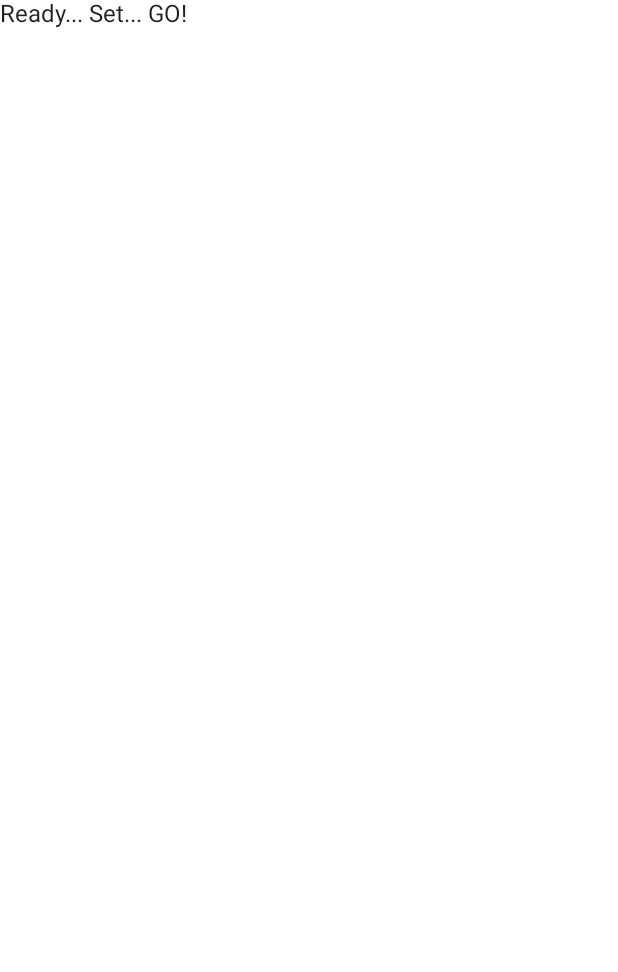
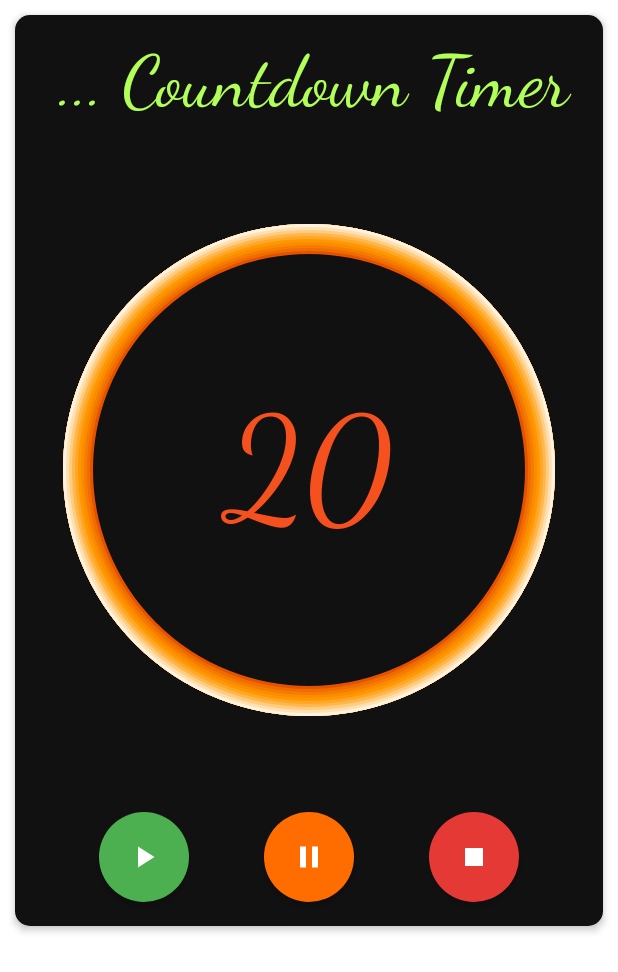
Before and after one commit to itzcomplicated/AndroidDevChallenge--2, an Android app built with Jetpack Compose: the screen it shows after launch (MainActivity), on a phone screen of 412 x 824 dp. Before the commit the part shown is almost empty. Shown: the top 972 px of the screen. Run offline under Robolectric (Android 15) with nearby library versions, the phone set to English and light mode, and no system bars.

Commit message:
Challenge complete

```diff
--- /dev/null
+++ b/app/src/main/java/com/example/androiddevchallenge/CoutdownTimer.kt
@@ -0,0 +1,292 @@
+/*
+ * Copyright 2021 The Android Open Source Project
+ *
+ * Licensed under the Apache License, Version 2.0 (the "License");
+ * you may not use this file except in compliance with the License.
+ * You may obtain a copy of the License at
+ *
+ *     https://www.apache.org/licenses/LICENSE-2.0
+ *
+ * Unless required by applicable law or agreed to in writing, software
+ * distributed under the License is distributed on an "AS IS" BASIS,
+ * WITHOUT WARRANTIES OR CONDITIONS OF ANY KIND, either express or implied.
+ * See the License for the specific language governing permissions and
+ * limitations under the License.
+ */
+package com.example.androiddevchallenge
+
+import androidx.compose.animation.core.LinearEasing
+import androidx.compose.animation.core.animateFloatAsState
+import androidx.compose.animation.core.tween
+import androidx.compose.foundation.Image
+import androidx.compose.foundation.clickable
+import androidx.compose.foundation.layout.Arrangement
+import androidx.compose.foundation.layout.Box
+import androidx.compose.foundation.layout.Column
+import androidx.compose.foundation.layout.Row
+import androidx.compose.foundation.layout.Spacer
+import androidx.compose.foundation.layout.aspectRatio
+import androidx.compose.foundation.layout.fillMaxSize
+import androidx.compose.foundation.layout.fillMaxWidth
+import androidx.compose.foundation.layout.height
+import androidx.compose.foundation.layout.padding
+import androidx.compose.foundation.layout.width
+import androidx.compose.foundation.shape.CircleShape
+import androidx.compose.foundation.shape.RoundedCornerShape
+import androidx.compose.material.Card
+import androidx.compose.material.CircularProgressIndicator
+import androidx.compose.material.MaterialTheme
+import androidx.compose.material.Text
+import androidx.compose.runtime.Composable
+import androidx.compose.runtime.LaunchedEffect
+import androidx.compose.runtime.getValue
+import androidx.compose.runtime.mutableStateOf
+import androidx.compose.runtime.remember
+import androidx.compose.runtime.setValue
+import androidx.compose.ui.Alignment
+import androidx.compose.ui.Modifier
+import androidx.compose.ui.graphics.Color
+import androidx.compose.ui.layout.ContentScale
+import androidx.compose.ui.res.painterResource
+import androidx.compose.ui.text.font.FontFamily
+import androidx.compose.ui.unit.dp
+import kotlinx.coroutines.delay
+import kotlinx.coroutines.isActive
+
+@Composable
+fun CountdownTimer() {
+
+    val countDownTime by remember { mutableStateOf(20) }
+    var remaining by remember { mutableStateOf(20) }
+    var isRunning by remember { mutableStateOf(false) }
+    val remainingFormatted = "%d".format(remaining)
+    val targetValue = (remaining.toFloat() / countDownTime)
+    val progress by animateFloatAsState(
+        targetValue = targetValue,
+        animationSpec = tween(durationMillis = 1000, easing = LinearEasing)
+    )
+
+    MaterialTheme {
+        val typography = MaterialTheme.typography
+        Card(
+            shape = RoundedCornerShape(10.dp),
+            elevation = 3.dp,
+            modifier = Modifier
+                .padding(10.dp)
+                .fillMaxWidth(),
+            backgroundColor = Color(0xFF111111)
+        ) {
+            Column(
+                modifier = Modifier
+                    .padding(16.dp)
+            ) {
+                Text(
+                    " ... Countdown Timer",
+                    style = typography.h3,
+                    color = Color(0xFFB2FF59),
+                    fontFamily = FontFamily.Cursive
+
+                )
+                Spacer(Modifier.height(50.dp))
+                Box(modifier = Modifier.aspectRatio(1f), contentAlignment = Alignment.Center) {
+
+                    CircularProgressIndicator(
+                        color = Color(0xFFE65100),
+                        strokeWidth = 20.dp,
+                        progress = progress,
+                        modifier = Modifier
+                            .fillMaxSize()
+                            .padding(16.dp)
+                    )
+                    CircularProgressIndicator(
+                        color = Color(0xFFEF6C00),
+                        strokeWidth = 18.dp,
+                        progress = progress,
+                        modifier = Modifier
+                            .fillMaxSize()
+                            .padding(16.dp)
+                    )
+                    CircularProgressIndicator(
+                        color = Color(0xFFF57C00),
+                        strokeWidth = 16.dp,
+                        progress = progress,
+                        modifier = Modifier
+                            .fillMaxSize()
+                            .padding(16.dp)
+                    )
+                    CircularProgressIndicator(
+                        color = Color(0xFFFB8C00),
+                        strokeWidth = 14.dp,
+                        progress = progress,
+                        modifier = Modifier
+                            .fillMaxSize()
+                            .padding(16.dp)
+                    )
+                    CircularProgressIndicator(
+                        color = Color(0xFFFF9800),
+                        strokeWidth = 12.dp,
+                        progress = progress,
+                        modifier = Modifier
+                            .fillMaxSize()
+                            .padding(16.dp)
+                    )
+                    CircularProgressIndicator(
+                        color = Color(0xFFFFA726),
+                        strokeWidth = 10.dp,
+                        progress = progress,
+                        modifier = Modifier
+                            .fillMaxSize()
+                            .padding(16.dp)
+                    )
+                    CircularProgressIndicator(
+                        color = Color(0xFFFFB74D),
+                        strokeWidth = 8.dp,
+                        progress = progress,
+                        modifier = Modifier
+                            .fillMaxSize()
+                            .padding(16.dp)
+                    )
+                    CircularProgressIndicator(
+                        color = Color(0xFFFFCC80),
+                        strokeWidth = 6.dp,
+                        progress = progress,
+                        modifier = Modifier
+                            .fillMaxSize()
+                            .padding(16.dp)
+                    )
+                    CircularProgressIndicator(
+                        color = Color(0xFFFFE0B2),
+                        strokeWidth = 4.dp,
+                        progress = progress,
+                        modifier = Modifier
+                            .fillMaxSize()
+                            .padding(16.dp)
+                    )
+                    CircularProgressIndicator(
+                        color = Color(0xFFFFF3E0),
+                        strokeWidth = 2.dp,
+                        progress = progress,
+                        modifier = Modifier
+                            .fillMaxSize()
+                            .padding(16.dp)
+                    )
+                    Column(horizontalAlignment = Alignment.CenterHorizontally) {
+                        Row {
+                            Text(
+                                text = remainingFormatted, style = typography.h1,
+                                color = Color(0xFFF4511E),
+                                fontFamily = FontFamily.Cursive
+                            )
+                        }
+                    }
+                }
+                Spacer(
+                    modifier = Modifier
+                        .height(48.dp)
+                )
+                Row(
+                    verticalAlignment = Alignment.CenterVertically,
+                    horizontalArrangement = Arrangement.Center
+                ) {
+                    Spacer(
+                        modifier = Modifier
+                            .width(40.dp)
+                    )
+                    Card(
+                        shape = CircleShape,
+                        elevation = 3.dp,
+                        backgroundColor = Color(0xFF4CAF50),
+                        modifier = Modifier
+                            .clickable(
+                                onClick = {
+                                    if (!isRunning) {
+                                        if (remaining > 0) {
+                                            isRunning = true
+                                        }
+                                    }
+                                }
+                            ),
+                    ) {
+                        Image(
+                            painter = painterResource(R.drawable.ic_play_arrow),
+                            contentDescription = null,
+                            modifier = Modifier
+                                .width(60.dp)
+                                .height(60.dp),
+                            contentScale = ContentScale.Inside,
+
+                        )
+                    }
+
+                    Spacer(
+                        modifier = Modifier
+                            .width(50.dp)
+                    )
+                    Card(
+                        shape = CircleShape,
+                        elevation = 3.dp,
+                        backgroundColor = Color(0xFFFF6D00),
+                        modifier = Modifier
+                            .clickable(
+                                onClick = {
+                                    if (isRunning) {
+                                        isRunning = false
+                                    }
+                                }
+                            ),
+                    ) {
+                        Image(
+                            painter = painterResource(R.drawable.ic_pause),
+                            contentDescription = null,
+                            modifier = Modifier
+                                .width(60.dp)
+                                .height(60.dp),
+                            contentScale = ContentScale.Inside
+                        )
+                    }
+
+                    Spacer(
+                        modifier = Modifier
+                            .width(50.dp)
+                    )
+                    Card(
+                        shape = CircleShape,
+                        elevation = 3.dp,
+                        backgroundColor = Color(0xFFE53935),
+                        modifier = Modifier
+                            .clickable(
+                                onClick = {
+                                    isRunning = false
+                                    remaining = countDownTime
+                                }
+                            ),
+                    ) {
+                        Image(
+                            painter = painterResource(R.drawable.ic_stop),
+                            contentDescription = null,
+                            modifier = Modifier
+                                .width(60.dp)
+                                .height(60.dp),
+                            contentScale = ContentScale.Inside
+
+                        )
+                    }
+                }
+            }
+        }
+    }
+
+    if (isRunning) {
+        LaunchedEffect("timer") {
+            while (isActive) {
+                if (isActive) {
+                    remaining--
+                    if (remaining == 0) {
+                        isRunning = false
+                    }
+                }
+                delay(1000)
+            }
+        }
+    }
+}
--- a/app/src/main/java/com/example/androiddevchallenge/MainActivity.kt
+++ b/app/src/main/java/com/example/androiddevchallenge/MainActivity.kt
@@ -20,7 +20,6 @@ import androidx.activity.compose.setContent
 import androidx.appcompat.app.AppCompatActivity
 import androidx.compose.material.MaterialTheme
 import androidx.compose.material.Surface
-import androidx.compose.material.Text
 import androidx.compose.runtime.Composable
 import androidx.compose.ui.tooling.preview.Preview
 import com.example.androiddevchallenge.ui.theme.MyTheme
@@ -40,7 +39,7 @@ class MainActivity : AppCompatActivity() {
 @Composable
 fun MyApp() {
     Surface(color = MaterialTheme.colors.background) {
-        Text(text = "Ready... Set... GO!")
+        CountdownTimer()
     }
 }
 
--- /dev/null
+++ b/app/src/main/res/drawable/ic_pause.xml
@@ -0,0 +1,9 @@
+<vector xmlns:android="http://schemas.android.com/apk/res/android"
+        android:width="24dp"
+        android:height="24dp"
+        android:viewportWidth="24.0"
+        android:viewportHeight="24.0">
+    <path
+        android:fillColor="#FFF"
+        android:pathData="M6,19h4L10,5L6,5v14zM14,5v14h4L18,5h-4z"/>
+</vector>
--- /dev/null
+++ b/app/src/main/res/drawable/ic_play_arrow.xml
@@ -0,0 +1,9 @@
+<vector xmlns:android="http://schemas.android.com/apk/res/android"
+        android:width="24dp"
+        android:height="24dp"
+        android:viewportWidth="24.0"
+        android:viewportHeight="24.0">
+    <path
+        android:fillColor="#FFF"
+        android:pathData="M8,5v14l11,-7z"/>
+</vector>
--- /dev/null
+++ b/app/src/main/res/drawable/ic_stop.xml
@@ -0,0 +1,9 @@
+<vector xmlns:android="http://schemas.android.com/apk/res/android"
+        android:width="24dp"
+        android:height="24dp"
+        android:viewportWidth="24.0"
+        android:viewportHeight="24.0">
+    <path
+        android:fillColor="#FFF"
+        android:pathData="M6,6h12v12H6z"/>
+</vector>
```
Also changed, not shown: 1 other file.
